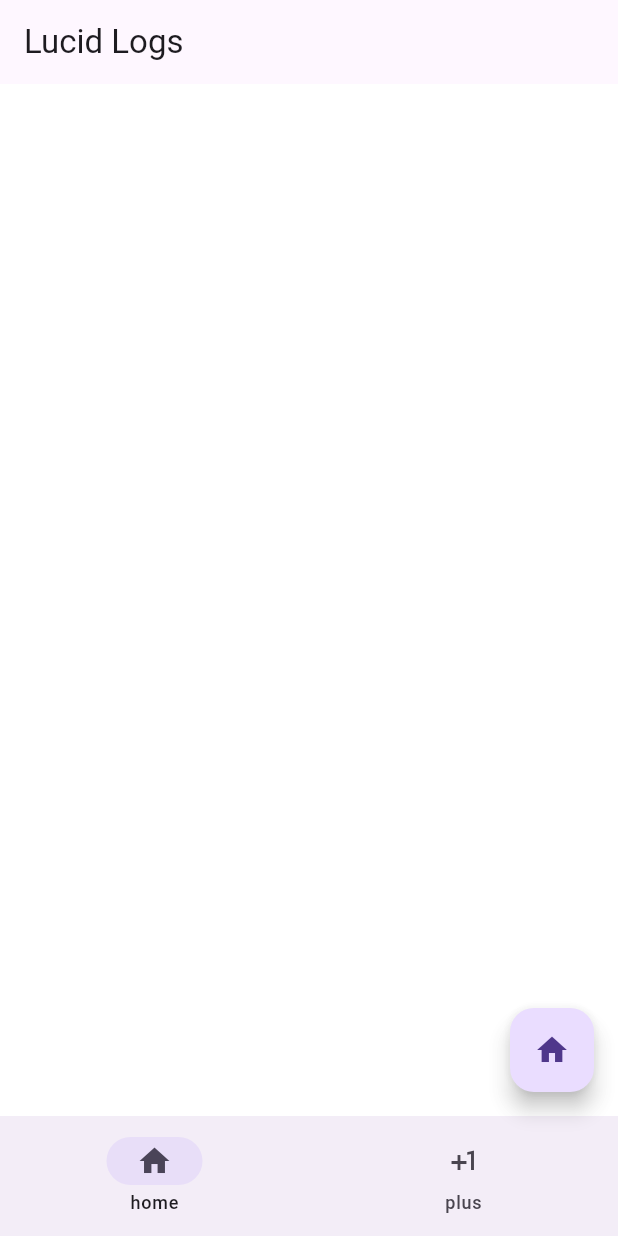
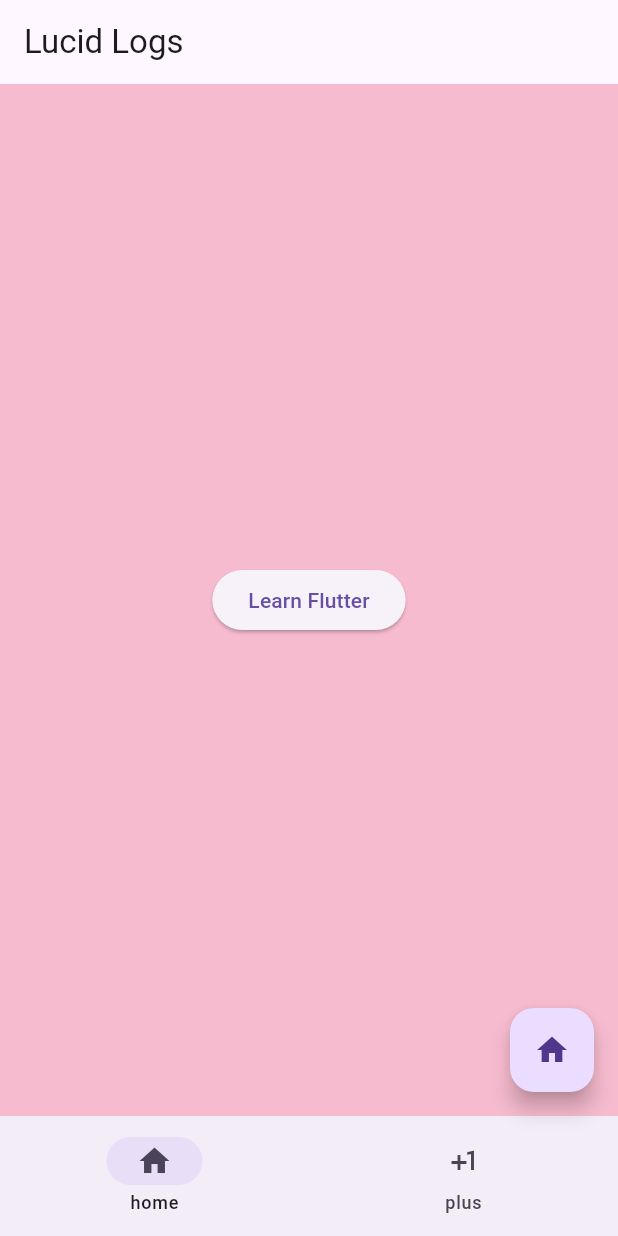
Before and after one commit to RizPur/LucidLogs, a Flutter app: the screen it shows after launch, after a tap on the "home" icon, on a phone screen of 412 x 824 dp. Run offline on Flutter 3.47's test engine with Material 3 defaults, Android fonts, the phone set to English and light mode, and no system bars.

```diff
--- /dev/null
+++ b/lib/home.dart
@@ -0,0 +1,22 @@
+import 'package:flutter/material.dart';
+import 'package:lucidlogs/welcome_page.dart';
+
+class HomePage extends StatelessWidget {
+  const HomePage({super.key});
+
+  @override
+  Widget build(BuildContext context) {
+    return Center(
+      child: ElevatedButton(
+        onPressed: () {
+          Navigator.of(context).push(
+            MaterialPageRoute(
+              builder: (BuildContext context){
+                return const WelcomePage();
+          }));
+        },
+        child: const Text("Learn Flutter"),
+      ),
+    );
+  }
+}
--- a/lib/main.dart
+++ b/lib/main.dart
@@ -1,4 +1,5 @@
 import 'package:flutter/material.dart';
+import 'package:lucidlogs/home.dart';
 
 void main() {
   runApp(const MyApp());
@@ -34,17 +35,25 @@ class _RootPageState extends State<RootPage> {
       appBar: AppBar(
         title: const Text('Lucid Logs'), // Adding a text to the AppBar
       ),
-      backgroundColor: Colors.white70,
+      body: const HomePage(),
+      backgroundColor: const Color.fromARGB(255, 247, 187, 207),
       floatingActionButton: FloatingActionButton(
         onPressed: () {
           debugPrint("button pushed");
         },
         child: const Icon(Icons.home),
       ),
-      bottomNavigationBar: NavigationBar(destinations: const [
-        NavigationDestination(icon: Icon(Icons.home), label: "home"),
-        NavigationDestination(icon: Icon(Icons.plus_one), label: "plus"),
-      ]),
+      bottomNavigationBar: NavigationBar(
+        destinations: const [
+          NavigationDestination(icon: Icon(Icons.home), label: "home"),
+          NavigationDestination(icon: Icon(Icons.plus_one), label: "plus"),
+      ],
+      onDestinationSelected: (int index){
+        setState(() {
+          currentPage = index;
+        });
+      },
+      selectedIndex: currentPage,),
     );
   }
 }
```
Also changed, not shown: lib/welcome_page.dart (added, +24 -0 lines).
